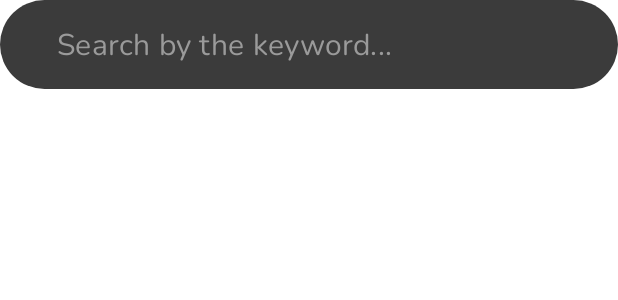
After one commit to maxmvaas/Notes, an Android app: the layout search_field.xml on its own in the app's theme, with its tools: preview values and no code run, on a phone screen of 412 x 824 dp. The commit adds this screen. Shown: the top 300 px of the screen. Run offline under Robolectric (Android 15) with nearby library versions, the phone set to English and light mode, and no system bars.

Commit message:
add ui for search

```diff
--- /dev/null
+++ b/app/src/main/res/drawable/ic_clear.xml
@@ -0,0 +1,9 @@
+<vector xmlns:android="http://schemas.android.com/apk/res/android"
+    android:width="24dp"
+    android:height="24dp"
+    android:viewportWidth="24"
+    android:viewportHeight="24">
+  <path
+      android:pathData="M19,6.41L17.59,5L12,10.59L6.41,5L5,6.41L10.59,12L5,17.59L6.41,19L12,13.41L17.59,19L19,17.59L13.41,12L19,6.41Z"
+      android:fillColor="#CCCCCC"/>
+</vector>
--- /dev/null
+++ b/app/src/main/res/drawable/search_field_shape.xml
@@ -0,0 +1,5 @@
+<?xml version="1.0" encoding="utf-8"?>
+<shape xmlns:android="http://schemas.android.com/apk/res/android">
+    <corners android:radius="30sp" />
+    <solid android:color="@color/button_background" />
+</shape>
--- /dev/null
+++ b/app/src/main/res/layout/search_field.xml
@@ -0,0 +1,28 @@
+<?xml version="1.0" encoding="utf-8"?>
+<com.google.android.material.textfield.TextInputLayout xmlns:android="http://schemas.android.com/apk/res/android"
+    xmlns:app="http://schemas.android.com/apk/res-auto"
+    android:layout_width="match_parent"
+    android:layout_height="wrap_content"
+    app:boxStrokeWidth="0dp"
+    app:boxStrokeWidthFocused="0dp"
+    app:endIconDrawable="@drawable/ic_clear"
+    app:endIconMode="clear_text"
+    app:endIconTint="@color/button_clear"
+    app:expandedHintEnabled="false"
+    app:hintAnimationEnabled="false"
+    app:hintEnabled="false">
+
+    <com.google.android.material.textfield.TextInputEditText
+        android:layout_width="match_parent"
+        android:layout_height="wrap_content"
+        android:background="@drawable/search_field_shape"
+        android:fontFamily="@font/nunito_regular"
+        android:hint="@string/search_by_keyword"
+        android:paddingVertical="15dp"
+        android:paddingStart="38dp"
+        android:paddingEnd="38dp"
+        android:textColor="@color/white"
+        android:textColorHint="@color/hint"
+        android:textSize="20sp" />
+
+</com.google.android.material.textfield.TextInputLayout>
--- a/app/src/main/res/values/colors.xml
+++ b/app/src/main/res/values/colors.xml
@@ -13,6 +13,7 @@
     <color name="button_background">#3B3B3B</color>
     <color name="hint">#9A9A9A</color>
     <color name="delete">#FF0000</color>
+    <color name="button_clear">#CCCCCC</color>
 
     <!--       Cards colors         -->
     <color name="first">#FD99FF</color>
--- a/app/src/main/res/values/strings.xml
+++ b/app/src/main/res/values/strings.xml
@@ -12,6 +12,8 @@
     <string name="type_something">Type something…</string>
     <string name="edit">Edit</string>
     <string name="delete">Delete</string>
-    <string name="popup_text">Designed by -\nRedesigned by -\nIllustrations -\nIcons -\nFont -</string>
+    <string name="popup_text">Designed by - Divya Kelaskar\nRedesigned by - Maxim Vasilev\nIllustrations - i don`t know \nIcons - i don`t know\nFont - Google</string>
     <string name="made_by">Made by Maxim Vasilev with love</string>
+    <string name="note_not_found">Note not found. Try searching again.</string>
+    <string name="search_by_keyword">Search by the keyword...</string>
 </resources>
--- a/app/src/main/res/values/themes.xml
+++ b/app/src/main/res/values/themes.xml
@@ -10,5 +10,4 @@
         <item name="android:statusBarColor" tools:targetApi="l">@color/main</item>
         <item name="android:navigationBarColor">@color/main</item>
     </style>
-
 </resources>
```
Also changed, not shown: app/src/main/java/ru/maxmv/notes/presentation/notes_list/NotesListFragment.kt (+14 -0 lines), app/src/main/res/layout/fragment_notes_list.xml (+26 -0 lines), app/src/main/res/drawable/ic_not_found.png (added).
